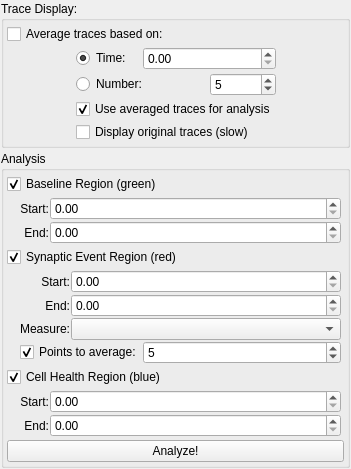
acq4/acq4, file acq4/analysis/modules/STDPAnalyzer/STDPControlTemplate.ui: the form before one commit.
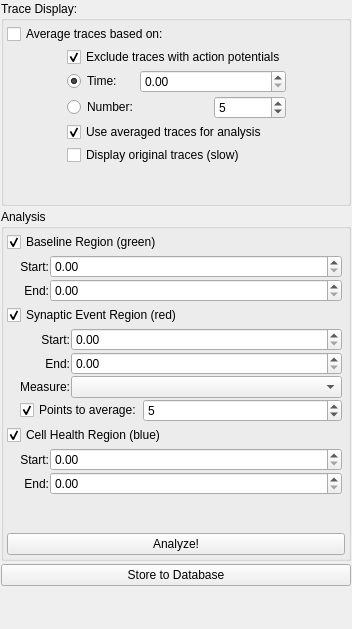
The form after the commit. Custom widgets are drawn as their Qt base class.

Commit message: Not working yet -- work on excluding traces with spikes from further analysis

Diff of the .ui file:
```diff
--- a/acq4/analysis/modules/STDPAnalyzer/STDPControlTemplate.ui
+++ b/acq4/analysis/modules/STDPAnalyzer/STDPControlTemplate.ui
@@ -6,8 +6,8 @@
    <rect>
     <x>0</x>
     <y>0</y>
-    <width>351</width>
-    <height>463</height>
+    <width>352</width>
+    <height>629</height>
    </rect>
   </property>
   <property name="windowTitle">
@@ -47,7 +47,7 @@
         <property name="verticalSpacing">
          <number>3</number>
         </property>
-        <item row="0" column="0">
+        <item row="1" column="0">
          <widget class="QRadioButton" name="averageTimeRadio">
           <property name="text">
            <string>Time:</string>
@@ -57,17 +57,17 @@
           </property>
          </widget>
         </item>
-        <item row="0" column="1" colspan="2">
+        <item row="1" column="1" colspan="2">
          <widget class="SpinBox" name="averageTimeSpin"/>
         </item>
-        <item row="1" column="0" colspan="2">
+        <item row="2" column="0" colspan="2">
          <widget class="QRadioButton" name="averageNumberRadio">
           <property name="text">
            <string>Number:</string>
           </property>
          </widget>
         </item>
-        <item row="2" column="0" colspan="3">
+        <item row="3" column="0" colspan="3">
          <widget class="QCheckBox" name="averageAnalysisCheck">
           <property name="minimumSize">
            <size>
@@ -83,7 +83,7 @@
           </property>
          </widget>
         </item>
-        <item row="1" column="2">
+        <item row="2" column="2">
          <widget class="SpinBox" name="averageNumberSpin">
           <property name="decimals">
            <number>0</number>
@@ -96,7 +96,7 @@
           </property>
          </widget>
         </item>
-        <item row="3" column="0" colspan="3">
+        <item row="4" column="0" colspan="3">
          <widget class="QCheckBox" name="displayTracesCheck">
           <property name="minimumSize">
            <size>
@@ -109,6 +109,16 @@
           </property>
          </widget>
         </item>
+        <item row="0" column="0" colspan="3">
+         <widget class="QCheckBox" name="excludeAPsCheck">
+          <property name="text">
+           <string>Exclude traces with action potentials</string>
+          </property>
+          <property name="checked">
+           <bool>true</bool>
+          </property>
+         </widget>
+        </item>
        </layout>
       </item>
       <item row="2" column="1" colspan="2">
@@ -156,15 +166,15 @@
      </layout>
     </widget>
    </item>
-   <item row="2" column="0">
+   <item row="3" column="0">
     <spacer name="verticalSpacer_3">
      <property name="orientation">
       <enum>Qt::Vertical</enum>
      </property>
      <property name="sizeHint" stdset="0">
       <size>
-       <width>244</width>
-       <height>0</height>
+       <width>337</width>
+       <height>47</height>
       </size>
      </property>
     </spacer>
@@ -444,6 +454,13 @@
      </layout>
     </widget>
    </item>
+   <item row="2" column="0">
+    <widget class="QPushButton" name="storeToDBBtn">
+     <property name="text">
+      <string>Store to Database</string>
+     </property>
+    </widget>
+   </item>
   </layout>
  </widget>
  <customwidgets>
```
The commit also changes 2 other files.
